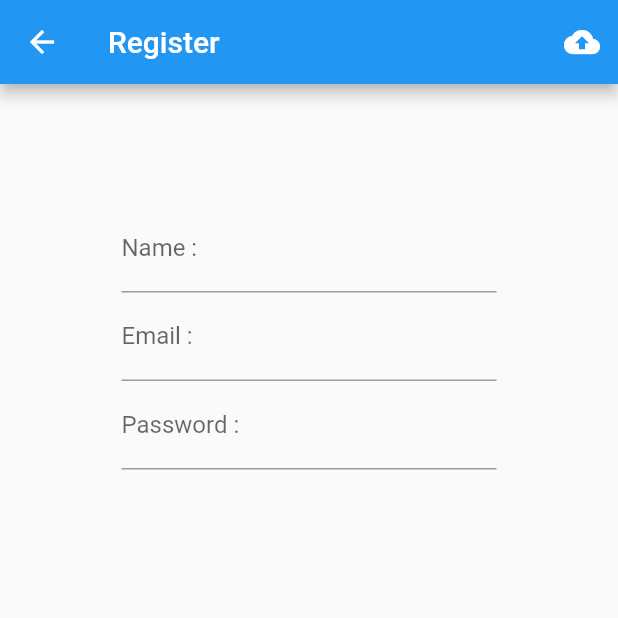
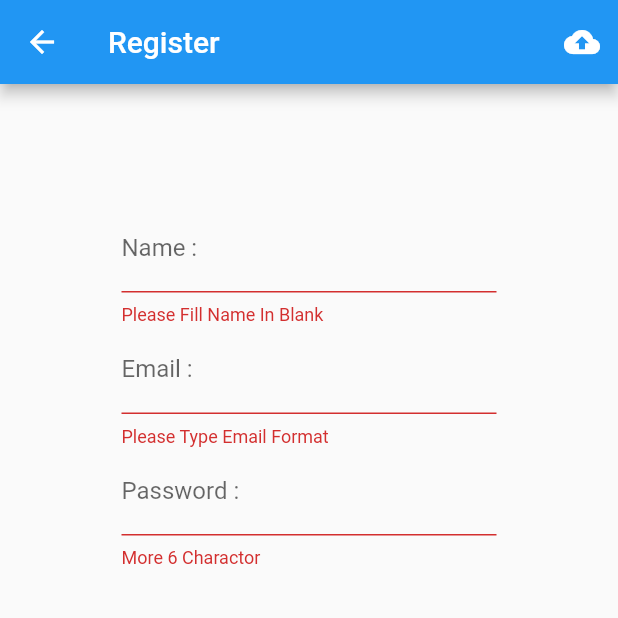
Before and after one commit to zentiskung/TaeFirebase, a Flutter app: the Register screen opened directly, after a tap on the "cloud upload" icon, on a phone screen of 412 x 824 dp, the top half of it. Run offline on Flutter 3.47's test engine with Material 2 defaults, Android fonts, the phone set to English and light mode, and no system bars.

```diff
--- a/lib/screens/register.dart
+++ b/lib/screens/register.dart
@@ -6,10 +6,18 @@ class Register extends StatefulWidget {
 }
 
 class _RegisterState extends State<Register> {
+  final formKey = GlobalKey<FormState>();
+  String nameString, emailString, passwordString;
+
   Widget uploadButton() {
     return IconButton(
       icon: Icon(Icons.cloud_upload),
-      onPressed: () {},
+      onPressed: () {
+        if (formKey.currentState.validate()) {
+          formKey.currentState.save();
+          print('Name = $nameString, Email = $emailString, Password = $passwordString');
+        }
+      },
     );
   }
 
@@ -19,7 +27,16 @@ class _RegisterState extends State<Register> {
       child: Container(
         width: 250.0,
         child: TextFormField(
-          decoration: InputDecoration(labelText: 'Name :', hintText: 'Request'),
+          decoration: InputDecoration(
+            labelText: 'Name :',
+            hintText: 'Request',
+          ),
+          validator: (String value) {
+            if (value.length == 0) {
+              return 'Please Fill Name In Blank';
+            }
+          },
+          onSaved: (String value) => nameString = value,
         ),
       ),
     );
@@ -31,8 +48,15 @@ class _RegisterState extends State<Register> {
       child: Container(
         width: 250.0,
         child: TextFormField(
-          decoration:
-              InputDecoration(labelText: 'Email :', hintText: 'you@abc.com'),
+          decoration: InputDecoration(
+            labelText: 'Email :',
+            hintText: 'you@abc.com',
+          ),
+          validator: (String value) {
+            if (!((value.contains('@')) && (value.contains('.')))) {
+              return 'Please Type Email Format';
+            }
+          },onSaved: (String value){emailString = value;},
         ),
       ),
     );
@@ -45,7 +69,14 @@ class _RegisterState extends State<Register> {
         width: 250.0,
         child: TextFormField(
           decoration: InputDecoration(
-              labelText: 'Password :', hintText: 'More 6 Charactor'),
+            labelText: 'Password :',
+            hintText: 'More 6 Charactor',
+          ),
+          validator: (String value) {
+            if (value.length <= 5) {
+              return 'More 6 Charactor';
+            }
+          },onSaved: (String value) => passwordString = value,
         ),
       ),
     );
@@ -59,7 +90,9 @@ class _RegisterState extends State<Register> {
         title: Text('Register'),
         actions: <Widget>[uploadButton()],
       ),
-      body: Container(
+      body: Form(
+        key: formKey,
+        child: Container(
           padding: EdgeInsets.only(top: 80.0),
           alignment: Alignment(0, -1),
           child: Column(
@@ -70,6 +103,7 @@ class _RegisterState extends State<Register> {
             ],
           ),
         ),
+      ),
     );
   }
 }
```
Lines whose indentation alone changed are shown as unchanged.
